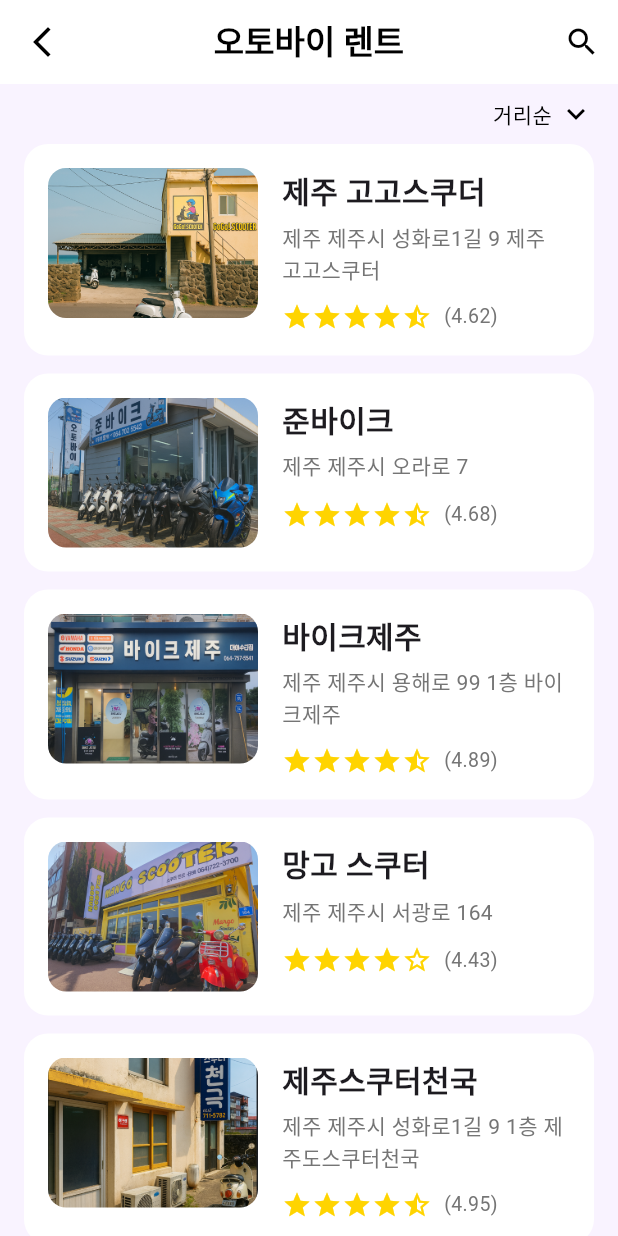
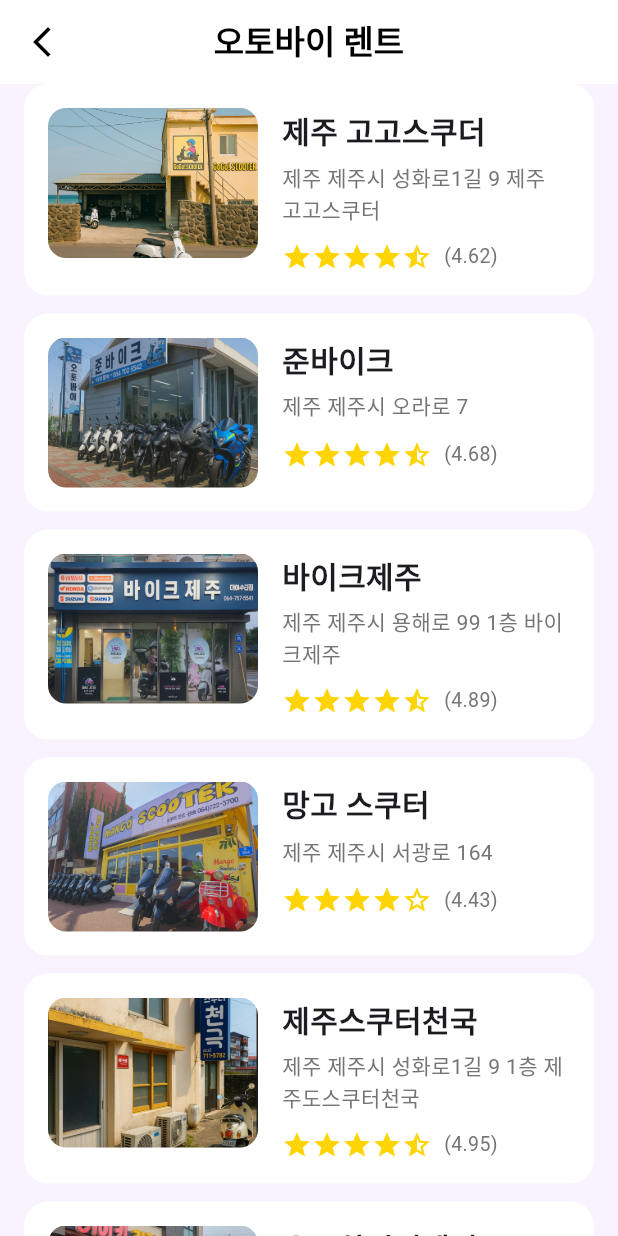
Before and after one commit to 21TripRider/triprider-flutter, a Flutter app: the RentshopList screen opened directly, on a phone screen of 412 x 824 dp. Run offline on Flutter 3.47's test engine with Material 3 defaults, Android fonts, the phone set to English and light mode, and no system bars; our stand-ins replace firebase_core, google_maps_flutter, google_sign_in, image_picker, permission_handler, shared_preferences and 1 more; missing offline and left inert: flutter_polyline_points, kakao_flutter_sdk_user; accounts and stored records are empty.

Commit message:
Update Rentshoplist_Screen.dart

```diff
--- a/lib/screens/Home/Rentshoplist_Screen.dart
+++ b/lib/screens/Home/Rentshoplist_Screen.dart
@@ -100,7 +100,6 @@ class RentshopList extends StatelessWidget {
       appBar: const RentAppBar(),
       body: Column(
         children: [
-          const Sort(), // 현재는 UI만. 실제 정렬은 추후 연동
           Expanded(
             child: ListView.separated(
               padding: const EdgeInsets.fromLTRB(16, 0, 16, 16),
@@ -211,58 +210,7 @@ class _RentAppBarState extends State<RentAppBar> {
         onPressed: () => Navigator.of(context).pop(),
         icon: const Icon(Icons.arrow_back_ios_new, color: Colors.black),
       ),
-      actions: [
-        IconButton(
-          icon: const Icon(Icons.search, color: Colors.black),
-          onPressed: () {},
-        ),
-      ],
+
     );
   }
 }
-
-/// 정렬 드롭다운 (현재는 UI만 동작)
-class Sort extends StatefulWidget {
-  const Sort({super.key});
-
-  @override
-  State<Sort> createState() => _SortState();
-}
-
-class _SortState extends State<Sort> {
-  String selectedSort = '거리순';
-
-  @override
-  Widget build(BuildContext context) {
-    return Padding(
-      padding: const EdgeInsets.fromLTRB(0, 8, 16, 8),
-      child: Row(
-        mainAxisAlignment: MainAxisAlignment.end,
-        children: [
-          PopupMenuButton<String>(
-            onSelected: (String value) {
-              setState(() {
-                selectedSort = value;
-              });
-              // TODO: 실제 정렬 로직은 나중에 리스트 상태와 연동
-            },
-            itemBuilder: (BuildContext context) => const [
-              PopupMenuItem(value: '거리순', child: Text('거리순')),
-              PopupMenuItem(value: '인기순', child: Text('인기순')),
-            ],
-            child: Row(
-              children: [
-                Text(
-                  selectedSort,
-                  style: const TextStyle(fontSize: 14, color: Colors.black),
-                ),
-                const SizedBox(width: 4),
-                const Icon(Icons.keyboard_arrow_down, color: Colors.black),
-              ],
-            ),
-          ),
-        ],
-      ),
-    );
-  }
-}
```
